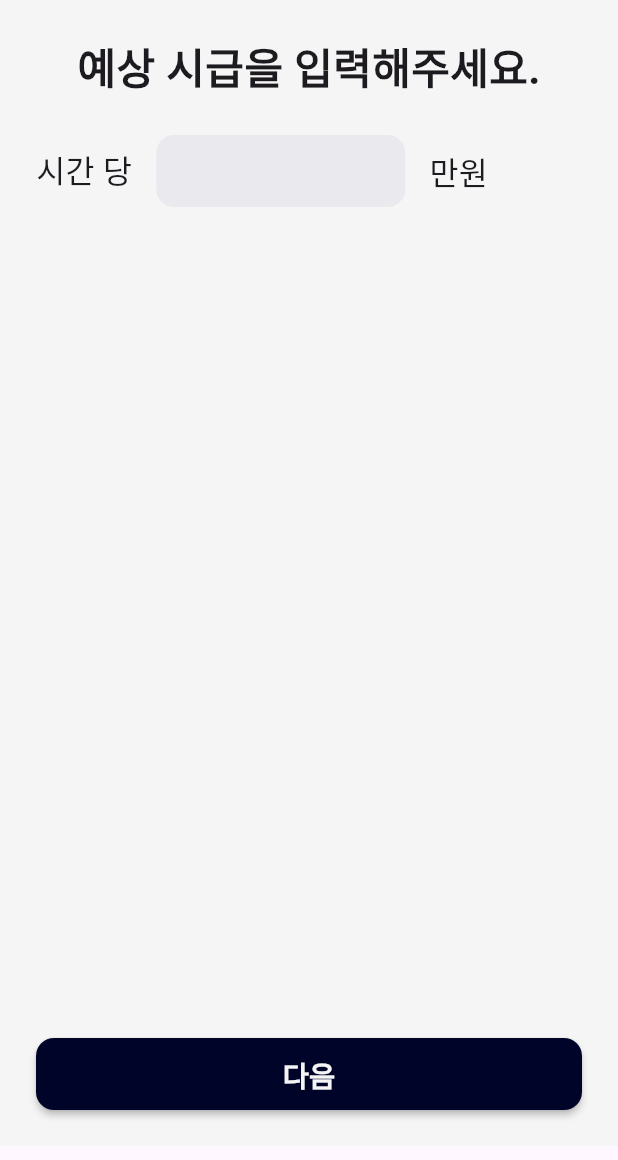
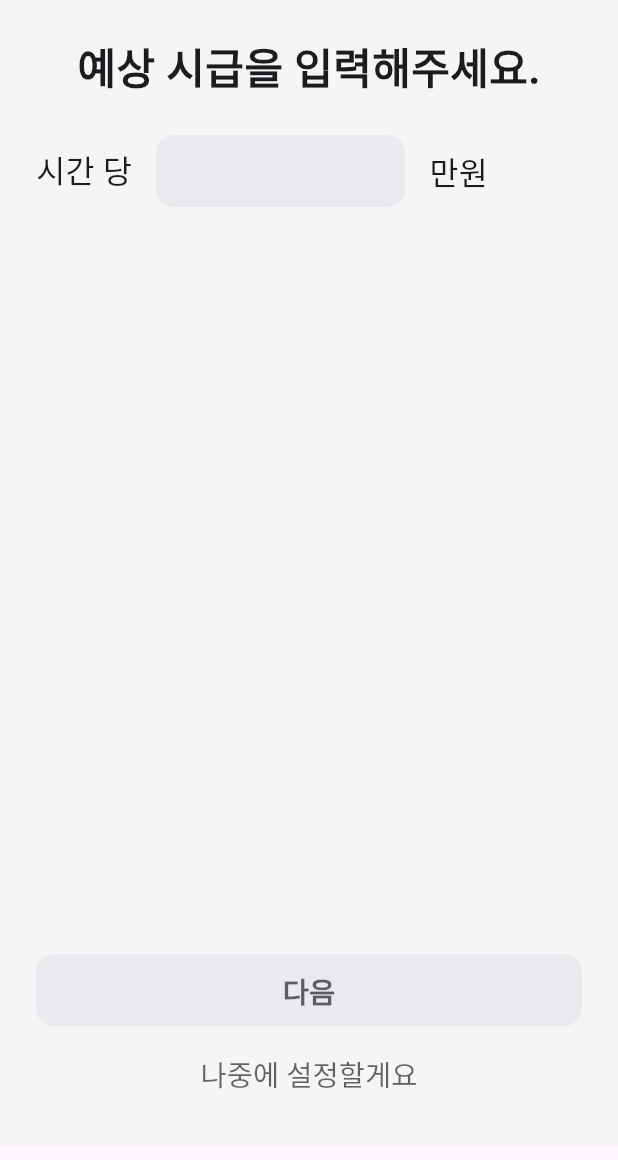
Before and after one commit to grden/flutter-indeed, a Flutter app: the BudgetSetup widget shown alone on an empty page, opened directly with empty values, on a phone screen of 412 x 824 dp. Shown: the top 1160 px of the screen. Run offline on Flutter 3.47's test engine with Material 3 defaults, Android fonts, the phone set to English and light mode, and no system bars; our stand-ins replace carousel_slider, cloud_firestore, expandable_page_view, firebase_auth, firebase_core, firebase_storage and 9 more; accounts and stored records are empty; Roboto replaces fonts that are missing (Pretendard).

Commit message:
better ui for set up screens

```diff
--- a/lib/setup/widget/widget_budget_setup.dart
+++ b/lib/setup/widget/widget_budget_setup.dart
@@ -21,6 +21,7 @@ class BudgetSetup extends StatefulWidget {
 class _BudgetSetupState extends State<BudgetSetup> {
   final _formKey = GlobalKey<FormState>();
   TextEditingController budgetTextController = TextEditingController();
+  bool _btnEnabled = false;
 
   @override
   Widget build(BuildContext context) {
@@ -38,6 +39,9 @@ class _BudgetSetupState extends State<BudgetSetup> {
           const Height(24),
           Form(
             key: _formKey,
+            onChanged: ()=>setState(() {
+              _btnEnabled = _formKey.currentState!.validate();
+            }),
             child: Row(
               mainAxisAlignment: MainAxisAlignment.start,
               children: [
@@ -75,6 +79,35 @@ class _BudgetSetupState extends State<BudgetSetup> {
           const Spacer(),
           Consumer(builder: (context, ref, child) {
             return MaterialButton(
+              onPressed: _btnEnabled ? () {
+                if (_formKey.currentState!.validate()) {
+                  _formKey.currentState!.save();
+                  ref.read(indexStateProvider.notifier).state++;
+
+                  widget.buttonPageController
+                      .nextPage(duration: const Duration(milliseconds: 300), curve: Curves.easeOutQuart);
+
+                  return ref.read(setupProvider.notifier).addSetup([budgetTextController.text.trim()]);
+                }
+              } : null,
+              height: 48,
+              minWidth: double.infinity,
+              color: context.appColors.primaryColor,
+              disabledColor: context.appColors.textFieldColor,
+              shape: RoundedRectangleBorder(
+                  borderRadius: BorderRadius.circular(12)),
+              child: Text(
+                '다음',
+                style: TextStyle(
+                    color: _btnEnabled ? context.appColors.inverseText : context.appColors.secondaryText,
+                    fontSize: 19,
+                    fontWeight: FontWeight.w700),
+              ),
+            );
+          }),
+          const Height(8),
+          Consumer(builder: (context, ref, child) {
+            return TextButton(
               onPressed: () {
                 if (_formKey.currentState!.validate()) {
                   _formKey.currentState!.save();
@@ -86,17 +119,9 @@ class _BudgetSetupState extends State<BudgetSetup> {
                   return ref.read(setupProvider.notifier).addSetup([budgetTextController.text.trim()]);
                 }
               },
-              height: 48,
-              minWidth: double.infinity,
-              color: context.appColors.primaryColor,
-              shape: RoundedRectangleBorder(
-                  borderRadius: BorderRadius.circular(12)),
-              child: Text(
-                '다음',
-                style: TextStyle(
-                    color: context.appColors.inverseText,
-                    fontSize: 19,
-                    fontWeight: FontWeight.w700),
+              style: TextButton.styleFrom(textStyle: const TextStyle(fontSize: 19, fontWeight: FontWeight.w500), foregroundColor: context.appColors.secondaryText),
+              child: const Text(
+                '나중에 설정할게요',
               ),
             );
           }),
--- a/lib/student/screen/screen_teacher_profile.dart
+++ b/lib/student/screen/screen_teacher_profile.dart
@@ -303,7 +303,7 @@ class _ProfileBox extends StatelessWidget {
                       child: Text(
                         '${addString(teacher.univ, '대')} ${teacher.major ?? ''} ${addString(teacher.studentID, '학번')}',
                         style: TextStyle(
-                          color: context.appColors.secondaryText,
+                          color: context.appColors.primaryText,
                           fontSize: 17,
                           fontWeight: FontWeight.w500,
                         ),
```
Also changed, not shown: lib/setup/widget/widget_info_setup.dart (+10 -5 lines), lib/setup/widget/widget_name_setup.dart (+8 -3 lines), lib/setup/widget/widget_univ_setup.dart (+41 -11 lines).
